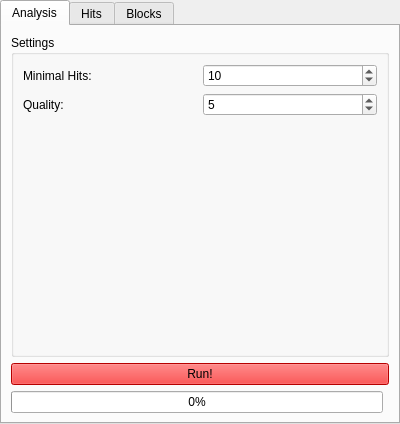
Before: the Qt Designer form src/ui/controlwidget.ui in elsamuko/copymove2, drawn with Qt 5.
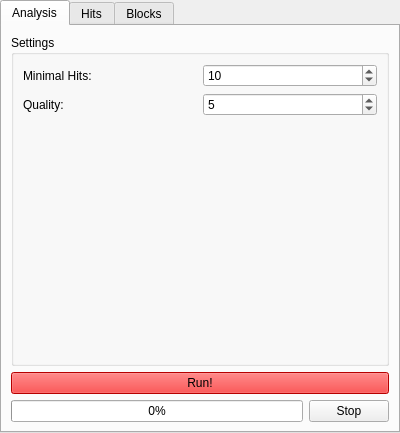
After: the same form once the commit is applied.

Commit message: add: stop button + signals/slots

What changed in the file:
```diff
--- a/src/ui/controlwidget.ui
+++ b/src/ui/controlwidget.ui
@@ -7,7 +7,7 @@
     <x>0</x>
     <y>0</y>
     <width>400</width>
-    <height>424</height>
+    <height>433</height>
    </rect>
   </property>
   <property name="windowTitle">
@@ -115,6 +115,13 @@
          </property>
         </widget>
        </item>
+       <item row="2" column="1">
+        <widget class="QPushButton" name="buttonStop">
+         <property name="text">
+          <string>Stop</string>
+         </property>
+        </widget>
+       </item>
       </layout>
      </widget>
      <widget class="QWidget" name="tabHits">
```
The commit also changes 3 other files.
